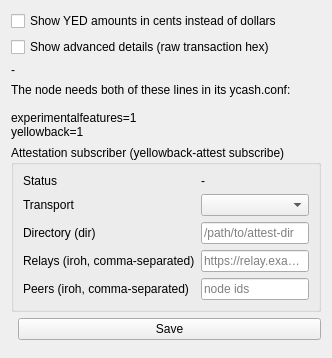
Above: src/yellowbacksettings.ui from boyfromcave/yecwallet-dd before the change. Below: the same form after it.
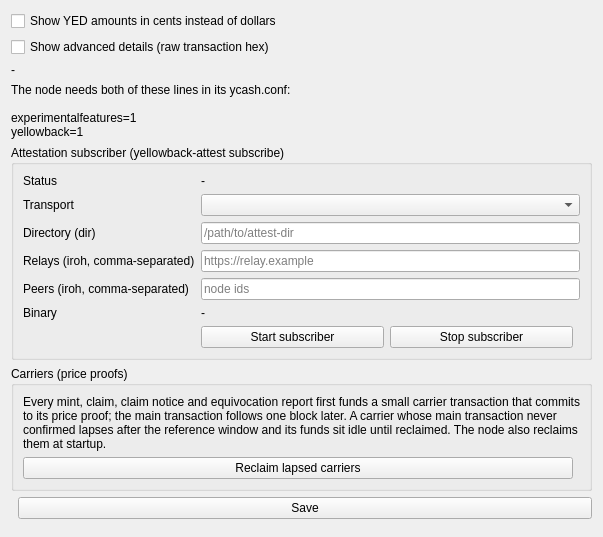
That is the form after the change.

Commit message: Wallet: v3 actions in the tab: two-step mint and claim, claim notice, attestor actions, subscriber launcher

What changed in the file:
```diff
--- a/src/yellowbacksettings.ui
+++ b/src/yellowbacksettings.ui
@@ -32,6 +32,34 @@
       <item row="3" column="1"><widget class="QLineEdit" name="txtTransportRelays"><property name="placeholderText"><string>https://relay.example</string></property></widget></item>
       <item row="4" column="0"><widget class="QLabel" name="sb5"><property name="text"><string>Peers (iroh, comma-separated)</string></property></widget></item>
       <item row="4" column="1"><widget class="QLineEdit" name="txtTransportPeers"><property name="placeholderText"><string>node ids</string></property></widget></item>
+      <item row="5" column="0"><widget class="QLabel" name="sb6"><property name="text"><string>Binary</string></property></widget></item>
+      <item row="5" column="1"><widget class="QLabel" name="lblSubscriberBinary"><property name="text"><string>-</string></property><property name="wordWrap"><bool>true</bool></property><property name="textInteractionFlags"><set>Qt::TextSelectableByMouse</set></property></widget></item>
+      <item row="6" column="1">
+       <layout class="QHBoxLayout" name="subscriberButtons">
+        <item><widget class="QPushButton" name="btnSubscriberStart"><property name="text"><string>Start subscriber</string></property><property name="toolTip"><string>Writes an attest.toml from the transport settings above (save them first) and this node's RPC credentials, then runs yellowback-attest subscribe beside the node.</string></property></widget></item>
+        <item><widget class="QPushButton" name="btnSubscriberStop"><property name="text"><string>Stop subscriber</string></property></widget></item>
+        <item><spacer name="subSpacerH"><property name="orientation"><enum>Qt::Horizontal</enum></property></spacer></item>
+       </layout>
+      </item>
+     </layout>
+    </widget>
+   </item>
+   <item>
+    <widget class="QGroupBox" name="grpCarriers">
+     <property name="title"><string>Carriers (price proofs)</string></property>
+     <layout class="QVBoxLayout" name="carriersLayout">
+      <item>
+       <widget class="QLabel" name="lblCarriers">
+        <property name="wordWrap"><bool>true</bool></property>
+        <property name="text"><string>Every mint, claim, claim notice and equivocation report first funds a small carrier transaction that commits to its price proof; the main transaction follows one block later. A carrier whose main transaction never confirmed lapses after the reference window and its funds sit idle until reclaimed. The node also reclaims them at startup.</string></property>
+       </widget>
+      </item>
+      <item>
+       <layout class="QHBoxLayout" name="carrierButtons">
+        <item><widget class="QPushButton" name="btnSweepCarriers"><property name="text"><string>Reclaim lapsed carriers</string></property></widget></item>
+        <item><spacer name="carrierSpacerH"><property name="orientation"><enum>Qt::Horizontal</enum></property></spacer></item>
+       </layout>
+      </item>
      </layout>
     </widget>
    </item>
```
The commit also changes 4 other files.
